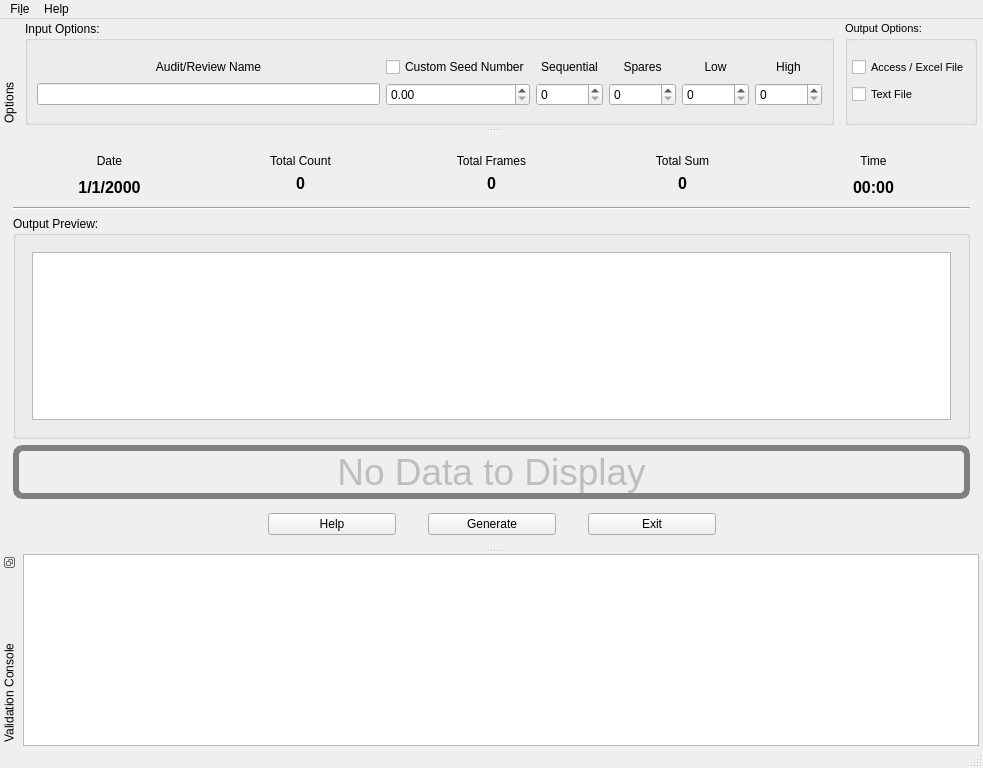
cbtek/RStats2017, file products/RAT-STATS/rstats_modules/single_stage_random_numbers/src/UIRStatsSSRN.ui: the form before one commit.
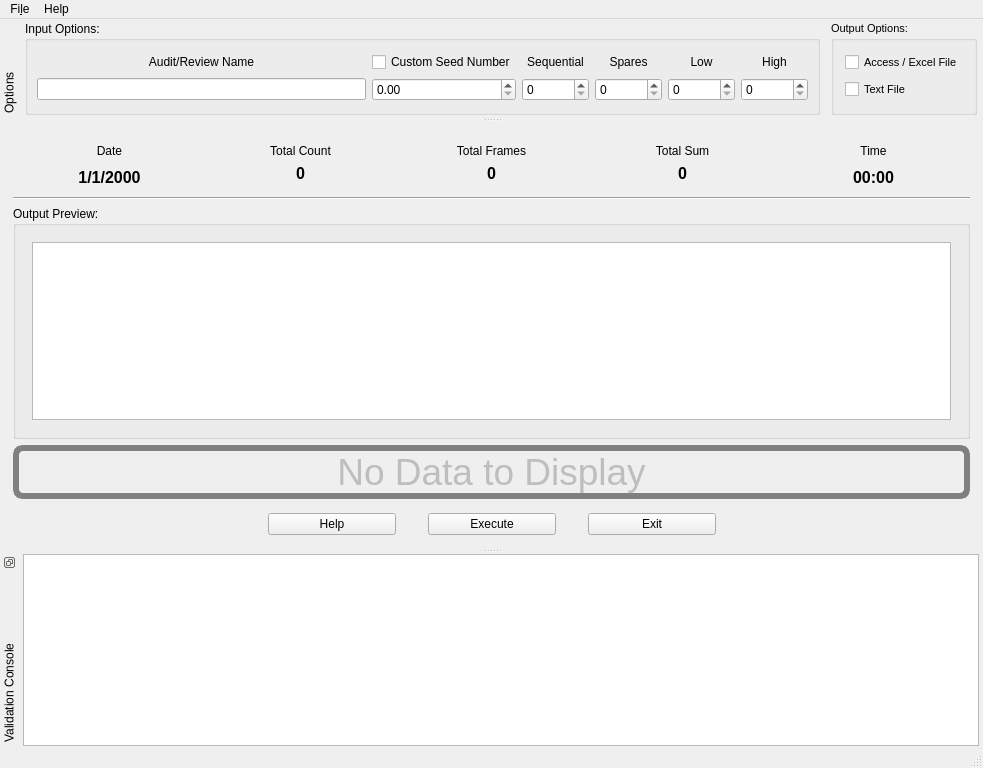
The form after the commit.

The edit to the form file:
```diff
--- a/products/RAT-STATS/rstats_modules/single_stage_random_numbers/src/UIRStatsSSRN.ui
+++ b/products/RAT-STATS/rstats_modules/single_stage_random_numbers/src/UIRStatsSSRN.ui
@@ -403,7 +403,7 @@
           </size>
          </property>
          <property name="text">
-          <string>Generate</string>
+          <string>Execute</string>
          </property>
          <property name="iconSize">
           <size>
@@ -514,10 +514,10 @@
           </property>
           <layout class="QGridLayout" name="gridLayout">
            <property name="topMargin">
-            <number>16</number>
+            <number>11</number>
            </property>
            <property name="bottomMargin">
-            <number>16</number>
+            <number>11</number>
            </property>
            <item row="0" column="3">
             <widget class="QLabel" name="label_2">
@@ -634,16 +634,16 @@
           </property>
           <layout class="QVBoxLayout" name="verticalLayout_2">
            <property name="leftMargin">
-            <number>4</number>
+            <number>11</number>
            </property>
            <property name="topMargin">
-            <number>16</number>
+            <number>11</number>
            </property>
            <property name="rightMargin">
-            <number>4</number>
+            <number>11</number>
            </property>
            <property name="bottomMargin">
-            <number>16</number>
+            <number>11</number>
            </property>
            <item>
             <widget class="QCheckBox" name="m_chkCSVOutput">
```
Left out of the diff: 4 changed lines with no effect on the pictures.
